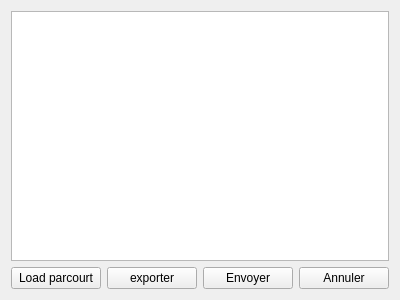
This is Logiciel/PC/linux_ubuntu/ClientEIP/form.ui in connery/epicopter as Qt 5 draws it before an edit. The edited form follows.
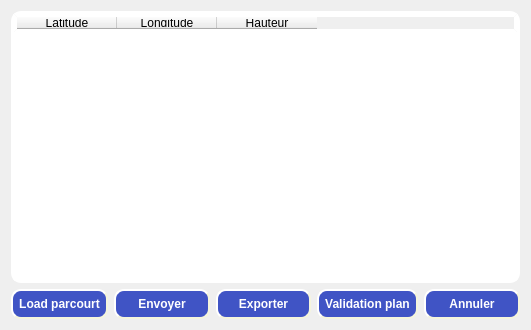
This is the edited form.

The edit to the form file:
```diff
--- a/Logiciel/PC/linux_ubuntu/ClientEIP/form.ui
+++ b/Logiciel/PC/linux_ubuntu/ClientEIP/form.ui
@@ -6,8 +6,8 @@
    <rect>
     <x>0</x>
     <y>0</y>
-    <width>400</width>
-    <height>300</height>
+    <width>531</width>
+    <height>330</height>
    </rect>
   </property>
   <property name="windowTitle">
@@ -15,37 +15,190 @@
   </property>
   <layout class="QVBoxLayout" name="verticalLayout">
    <item>
-    <widget class="QTextBrowser" name="textBrowser">
-     <property name="enabled">
-      <bool>true</bool>
+    <widget class="QTableWidget" name="tableWidget">
+     <property name="styleSheet">
+      <string notr="true">border-style: outset;
+border-width: 3px;
+border-radius: 10px;
+border-color: white;</string>
      </property>
+     <property name="rowCount">
+      <number>0</number>
+     </property>
+     <column>
+      <property name="text">
+       <string>Latitude</string>
+      </property>
+     </column>
+     <column>
+      <property name="text">
+       <string>Longitude</string>
+      </property>
+     </column>
+     <column>
+      <property name="text">
+       <string>Hauteur</string>
+      </property>
+     </column>
     </widget>
    </item>
    <item>
     <layout class="QHBoxLayout" name="horizontalLayout">
      <item>
       <widget class="QPushButton" name="Btnload">
+       <property name="styleSheet">
+        <string notr="true"> QPushButton#Btnload:pressed{
+    color: rgb(255, 255, 255);
+	 background-color: rgb(64, 84, 197);
+     border-style: outset;
+     border-width: 2px;
+     border-radius: 10px;
+     border-color: red;
+     font: bold 14px;
+     min-width: 5em;
+     padding: 6px;
+ }
+ 
+ QPushButton#Btnload{
+    color: rgb(255, 255, 255);
+	 background-color: rgb(64, 84, 197);
+     border-style: outset;
+     border-width: 2px;
+     border-radius: 10px;
+     border-color: beige;
+     font: bold 12px;
+     min-width: 5em;
+     padding: 6px;
+ }</string>
+       </property>
        <property name="text">
         <string>Load parcourt</string>
        </property>
       </widget>
      </item>
-     <item>
-      <widget class="QPushButton" name="pushButton">
-       <property name="text">
-        <string>exporter</string>
-       </property>
-      </widget>
-     </item>
      <item>
       <widget class="QPushButton" name="btnEnvoyer">
+       <property name="styleSheet">
+        <string notr="true"> QPushButton#btnEnvoyer:pressed{
+    color: rgb(255, 255, 255);
+	 background-color: rgb(64, 84, 197);
+     border-style: outset;
+     border-width: 2px;
+     border-radius: 10px;
+     border-color: red;
+     font: bold 14px;
+     min-width: 5em;
+     padding: 6px;
+ }
+
+ QPushButton#btnEnvoyer{
+    color: rgb(255, 255, 255);
+	 background-color: rgb(64, 84, 197);
+     border-style: outset;
+     border-width: 2px;
+     border-radius: 10px;
+     border-color: beige;
+     font: bold 12px;
+     min-width: 5em;
+     padding: 6px;
+ }</string>
+       </property>
        <property name="text">
         <string>Envoyer</string>
        </property>
       </widget>
      </item>
+     <item>
+      <widget class="QPushButton" name="pushButton_2">
+       <property name="styleSheet">
+        <string notr="true"> QPushButton#pushButton_2:pressed{
+    color: rgb(255, 255, 255);
+	 background-color: rgb(64, 84, 197);
+     border-style: outset;
+     border-width: 2px;
+     border-radius: 10px;
+     border-color: red;
+     font: bold 14px;
+     min-width: 5em;
+     padding: 6px;
+ }
+
+ QPushButton#pushButton_2{
+    color: rgb(255, 255, 255);
+	 background-color: rgb(64, 84, 197);
+     border-style: outset;
+     border-width: 2px;
+     border-radius: 10px;
+     border-color: beige;
+     font: bold 12px;
+     min-width: 5em;
+     padding: 6px;
+ }</string>
+       </property>
+       <property name="text">
+        <string>Exporter</string>
+       </property>
+      </widget>
+     </item>
+     <item>
+      <widget class="QPushButton" name="pushButton">
+       <property name="styleSheet">
+        <string notr="true"> QPushButton#pushButton:pressed{
+    color: rgb(255, 255, 255);
+	 background-color: rgb(64, 84, 197);
+     border-style: outset;
+     border-width: 2px;
+     border-radius: 10px;
+     border-color: red;
+     font: bold 14px;
+     min-width: 5em;
+     padding: 6px;
+ }
+
+ QPushButton#pushButton{
+    color: rgb(255, 255, 255);
+	 background-color: rgb(64, 84, 197);
+     border-style: outset;
+     border-width: 2px;
+     border-radius: 10px;
+     border-color: beige;
+     font: bold 12px;
+     min-width: 5em;
+     padding: 6px;
+ }</string>
+       </property>
+       <property name="text">
+        <string>Validation plan</string>
+       </property>
+      </widget>
+     </item>
      <item>
       <widget class="QPushButton" name="btnCancel">
+       <property name="styleSheet">
+        <string notr="true"> QPushButton#btnCancel:pressed{
+    color: rgb(255, 255, 255);
+	 background-color: rgb(64, 84, 197);
+     border-style: outset;
+     border-width: 2px;
+     border-radius: 10px;
+     border-color: red;
+     font: bold 14px;
+     min-width: 5em;
+     padding: 6px;
+ }
+
+ QPushButton#btnCancel{
+    color: rgb(255, 255, 255);
+	 background-color: rgb(64, 84, 197);
+     border-style: outset;
+     border-width: 2px;
+     border-radius: 10px;
+     border-color: beige;
+     font: bold 12px;
+     min-width: 5em;
+     padding: 6px;
+ }</string>
+       </property>
        <property name="text">
         <string>Annuler</string>
        </property>
```
